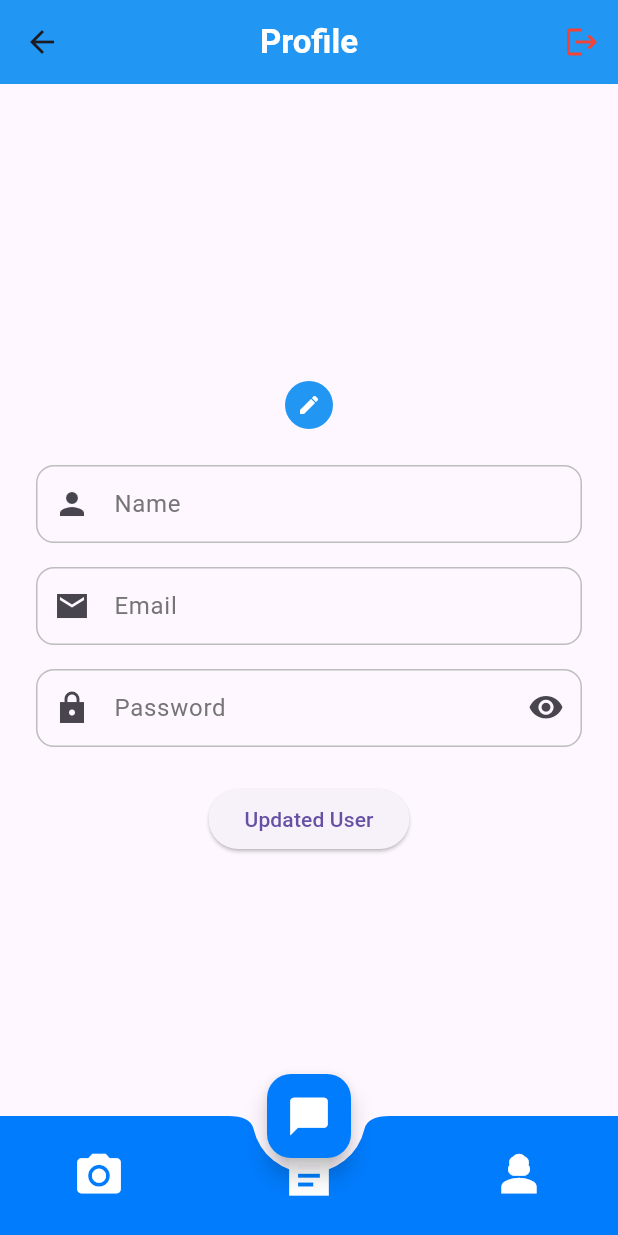
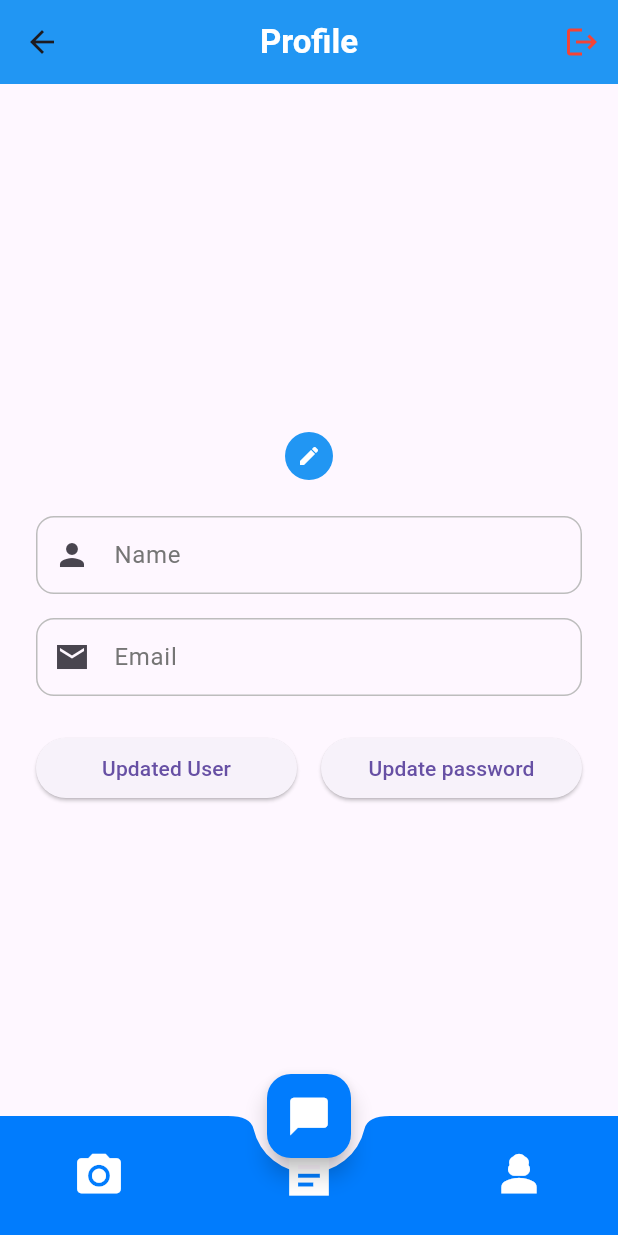
Before and after one commit to Hanaahmed40/skin_analyzer, a Flutter app: the HomeScreen screen opened by its route, item 3 of the bottom bar chosen, on a phone screen of 412 x 824 dp. Run offline on Flutter 3.47's test engine with Material 3 defaults, Android fonts, the phone set to English and light mode, and no system bars; drawn by our look-alikes of cached_network_image; our stand-ins replace flutter_bloc, flutter_secure_storage, get_it, image_picker, internet_connection_checker_plus, logger and 2 more; accounts and stored records are empty; network calls fail.

Commit message:
Built UpdatePassButtonBlocConsumer widget

```diff
--- a/lib/ui/home_screen/pages/profile_screen.dart
+++ b/lib/ui/home_screen/pages/profile_screen.dart
@@ -1,8 +1,11 @@
+import 'package:event_planning/core/helpers/extensions.dart';
 import 'package:event_planning/cubits/profile_cubit.dart';
 import 'package:event_planning/di.dart';
 import 'package:event_planning/widget/logout_bloc_listener.dart';
 import 'package:event_planning/widget/profile_img_bloc_selector.dart';
+import 'package:event_planning/widget/profile_pass_field_bloc_selector.dart';
 import 'package:event_planning/widget/profile_text_fields.dart';
+import 'package:event_planning/widget/update_pass_button_bloc_consumer.dart';
 import 'package:event_planning/widget/update_user_button_bloc_consumer.dart';
 import 'package:flutter/material.dart';
 import 'package:flutter_bloc/flutter_bloc.dart';
@@ -36,10 +39,38 @@ class ProfileScreen extends StatelessWidget {
                 crossAxisAlignment: CrossAxisAlignment.center,
                 mainAxisAlignment: MainAxisAlignment.center,
                 spacing: 24,
-                children: const [
-                  ProfileImgBlocSelector(),
-                  ProfileTextFields(),
-                  UpdateUserButtonBlocConsumer(),
+                children: [
+                  const ProfileImgBlocSelector(),
+                  const ProfileTextFields(),
+                  Row(
+                    spacing: 16,
+                    children: [
+                      const Expanded(child: UpdateUserButtonBlocConsumer()),
+                      Expanded(
+                        child: ElevatedButton(
+                          onPressed: () {
+                            context.showAppDialog(
+                              contentWidget: BlocProvider.value(
+                                value: getIt.get<ProfileCubit>(),
+                                child: Padding(
+                                  padding: const EdgeInsets.all(8.0),
+                                  child: const Column(
+                                    spacing: 16,
+                                    mainAxisSize: MainAxisSize.min,
+                                    children: [
+                                      ProfilePassFieldBlocSelector(),
+                                      UpdatePassButtonBlocConsumer(),
+                                    ],
+                                  ),
+                                ),
+                              ),
+                            );
+                          },
+                          child: Text('Update password'),
+                        ),
+                      ),
+                    ],
+                  ),
                 ],
               ),
             ),
--- a/lib/widget/profile_text_fields.dart
+++ b/lib/widget/profile_text_fields.dart
@@ -26,7 +26,6 @@ class ProfileTextFields extends StatelessWidget {
           prefix: Icon(Icons.email_sharp),
           obscureText: false,
         ),
-        const ProfilePassFieldBlocSelector(),
       ],
     );
   }
--- a/lib/widget/update_user_button_bloc_consumer.dart
+++ b/lib/widget/update_user_button_bloc_consumer.dart
@@ -34,7 +34,7 @@ class UpdateUserButtonBlocConsumer extends StatelessWidget {
 
   bool _listenWhen(ProfileState state) {
     return state.status == ProfileStatus.updateUserLoading ||
-        state.status == ProfileStatus.updateImgSuccess ||
+        state.status == ProfileStatus.updateUserSuccess ||
         state.status == ProfileStatus.updateUserFailure ||
         state.status == ProfileStatus.updateImgSuccess ||
         state.status == ProfileStatus.updateImgLoading ||
@@ -51,11 +51,13 @@ class UpdateUserButtonBlocConsumer extends StatelessWidget {
         context.popTop();
         context.showAppDialog(content: state.errorMessage!);
       case ProfileStatus.updateUserSuccess:
+        await UserModel.deleteSecuredUser();
+        context.popTop();
         currentUser = state.user;
         await UserModel.secureUser(state.user!);
-        context.popTop();
         context.showAppDialog(content: 'User updated successfully');
       case ProfileStatus.updateImgSuccess:
+        await UserModel.deleteSecuredUser();
         currentUser = currentUser!.copyWith(avatarUrl: state.avatarUrl);
         await UserModel.secureUser(state.user!);
         context.popTop();
```
Also changed, not shown: lib/data_source/profile_remote_data_source.dart (+9 -2 lines), lib/widget/update_pass_button_bloc_consumer.dart (added, +60 -0 lines).
